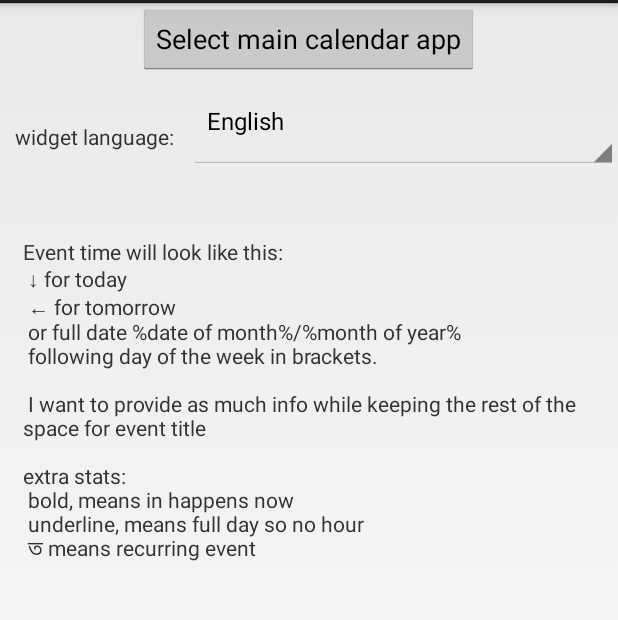
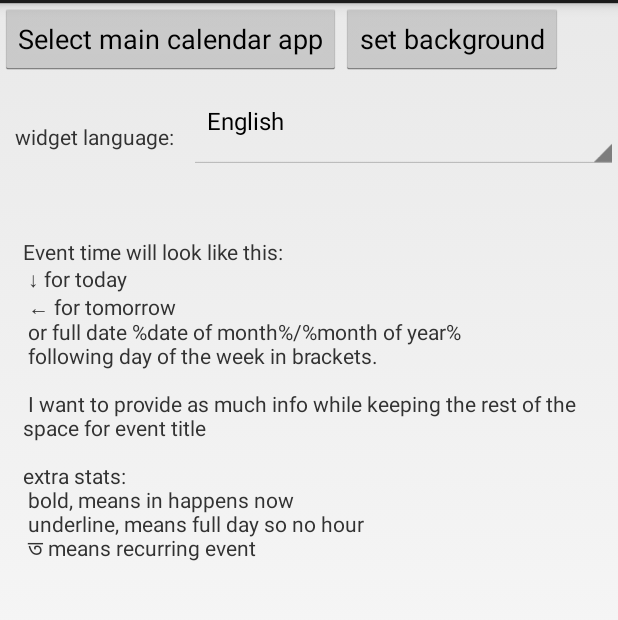
Before and after one commit to benor1470/AgendaWidget, an Android app: the screen it shows after launch (MainActivity), on a phone screen of 412 x 824 dp, the part 69-689 px from its top. Run offline under Robolectric (Android 15) with nearby library versions, the phone set to English and light mode, and no system bars.

```diff
--- a/app/src/main/java/benor/agendawidget/MainActivity.java
+++ b/app/src/main/java/benor/agendawidget/MainActivity.java
@@ -29,6 +29,7 @@ import benor.MLog.MLog;
 
 public class MainActivity extends Activity {
 	public final int PERMISSIONS_REQUEST = 1;
+	public final int BG_COLOR_REQUEST = 2;
 	private List<Calendar> calendars;
 	private List<ResolveInfo> pkgAppsList;
 	private List<HashMap<String, String>> installedAppsData;
@@ -48,6 +49,15 @@ public class MainActivity extends Activity {
 		}
 		Globals.init(getApplicationContext());
 		Globals.editListInit = false;
+	}
+
+	@Override
+	protected void onActivityResult(int requestCode, int resultCode, Intent data) {
+		if (requestCode == BG_COLOR_REQUEST) {
+			Globals.DB.setBgColor(data.getIntExtra("color", ColorSelector.DEFAULT_COLOR));
+		} else {
+			super.onActivityResult(requestCode, resultCode, data);
+		}
 	}
 
 	@Override
@@ -100,6 +110,14 @@ public class MainActivity extends Activity {
 		cals.setAdapter(new CalsAdapter(getApplicationContext(), calendars));
 
 		handleLanguageSelection();
+		findViewById(R.id.btn_select_bg_color).setOnClickListener(new OnClickListener() {
+			@Override
+			public void onClick(View v) {
+				Intent intent = new Intent(getApplicationContext(), ColorSelector.class);
+				intent.putExtra("color", Globals.DB.getBgColor());
+				startActivityForResult(intent, BG_COLOR_REQUEST);
+			}
+		});
 
 
 		findViewById(R.id.btn_select_calendar_app).setOnClickListener(new OnClickListener() {
@@ -172,17 +190,6 @@ public class MainActivity extends Activity {
 	public void onPause() {
 		super.onPause();
 		MLog.i("widget is " + Globals.widget);
-		//Widget.doUpdate(AppWidgetManager.getInstance(this));
-	}
-
-
-	@Override
-	public void onStart() {
-		super.onStart();
-	}
-
-	@Override
-	public void onStop() {
-		super.onStop();
+		Widget.updateWidget(getApplicationContext());
 	}
 }
--- a/app/src/main/res/layout/activity_main.xml
+++ b/app/src/main/res/layout/activity_main.xml
@@ -6,12 +6,25 @@
     android:gravity="center_horizontal"
     android:orientation="vertical">
 
-    <Button
-        android:id="@+id/btn_select_calendar_app"
-        android:layout_width="wrap_content"
+    <LinearLayout
+        android:layout_width="match_parent"
         android:layout_height="wrap_content"
-        android:enabled="false"
-        android:text="@string/SELECT_CALENDAR_APP" />
+        android:orientation="horizontal">
+
+        <Button
+            android:id="@+id/btn_select_calendar_app"
+            android:layout_width="wrap_content"
+            android:layout_height="wrap_content"
+            android:enabled="false"
+            android:text="@string/SELECT_CALENDAR_APP" />
+
+        <Button
+            android:id="@+id/btn_select_bg_color"
+            android:layout_width="wrap_content"
+            android:layout_height="wrap_content"
+            android:layout_gravity="end"
+            android:text="@string/SELECT_BG_COLOR" />
+    </LinearLayout>
 
 
     <LinearLayout
--- a/app/src/main/res/values/strings.xml
+++ b/app/src/main/res/values/strings.xml
@@ -15,7 +15,7 @@ underline, means full day so no hour\n
 ত means recurring event
 </string>
     <string name="SELECT_CALENDAR_APP">Select main calendar app</string>
-
+    <string name="SELECT_BG_COLOR">set background</string>
     <string name="widget_language">widget language:</string>
 
 
```
Also changed, not shown: app/src/main/AndroidManifest.xml (+27 -21 lines), app/src/main/java/benor/agendawidget/ColorSelector.java (added, +40 -0 lines), app/src/main/java/benor/agendawidget/DB.java (+9 -0 lines), app/src/main/java/benor/agendawidget/Widget.java (+37 -3 lines), app/src/main/res/layout/bg_selector.xml (added, +21 -0 lines), app/src/main/res/layout/widget.xml (+10 -5 lines), 2 other files.
